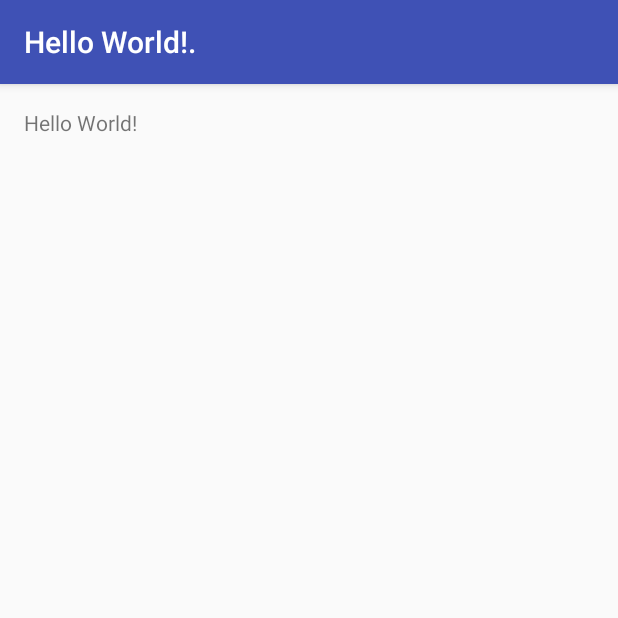
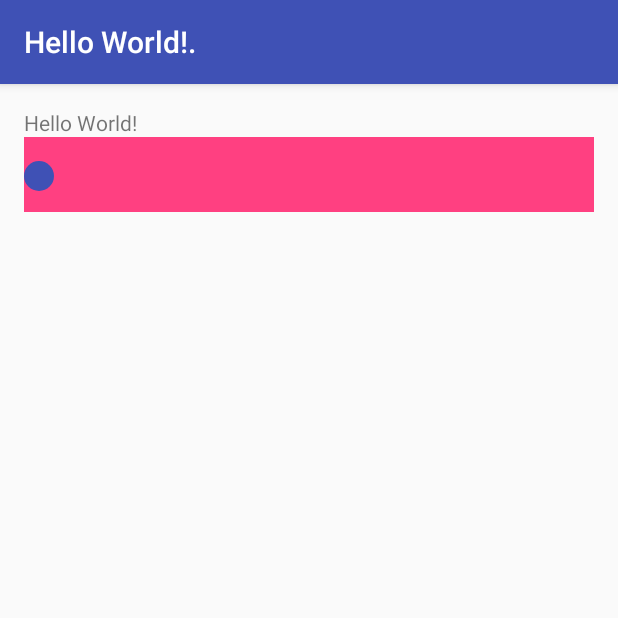
Before and after one commit to maninp/TestProject1, an Android app: the screen it shows after launch (MainActivity), on a phone screen of 412 x 824 dp, the top half of it. Run offline under Robolectric (Android 15) with nearby library versions, the phone set to English and light mode, and no system bars.

Commit message:
Rounded cornor view added

```diff
--- /dev/null
+++ b/app/src/main/res/drawable/rounded_corner.xml
@@ -0,0 +1,5 @@
+<?xml version="1.0" encoding="utf-8"?>
+<shape xmlns:android="http://schemas.android.com/apk/res/android" >
+    <solid android:color="@color/colorPrimary"></solid>
+    <corners android:radius="10dp" />
+</shape>
--- a/app/src/main/res/layout/activity_main.xml
+++ b/app/src/main/res/layout/activity_main.xml
@@ -12,6 +12,23 @@
 
     <TextView
         android:text="Hello World!"
+        android:id="@+id/helloworld_text"
         android:layout_width="wrap_content"
         android:layout_height="wrap_content" />
+
+    <RelativeLayout
+        android:layout_width="match_parent"
+        android:layout_height="50dp"
+        android:background="@color/colorAccent"
+        android:paddingTop="@dimen/activity_vertical_margin"
+        android:layout_below="@id/helloworld_text">
+
+        <TextView
+            android:layout_width="20dp"
+            android:layout_height="20dp"
+            android:background="@drawable/rounded_corner"
+            android:gravity="center" />
+
+        </RelativeLayout>
+
 </RelativeLayout>
```
Also changed, not shown: app/src/main/AndroidManifest.xml (line endings or trailing spaces).
